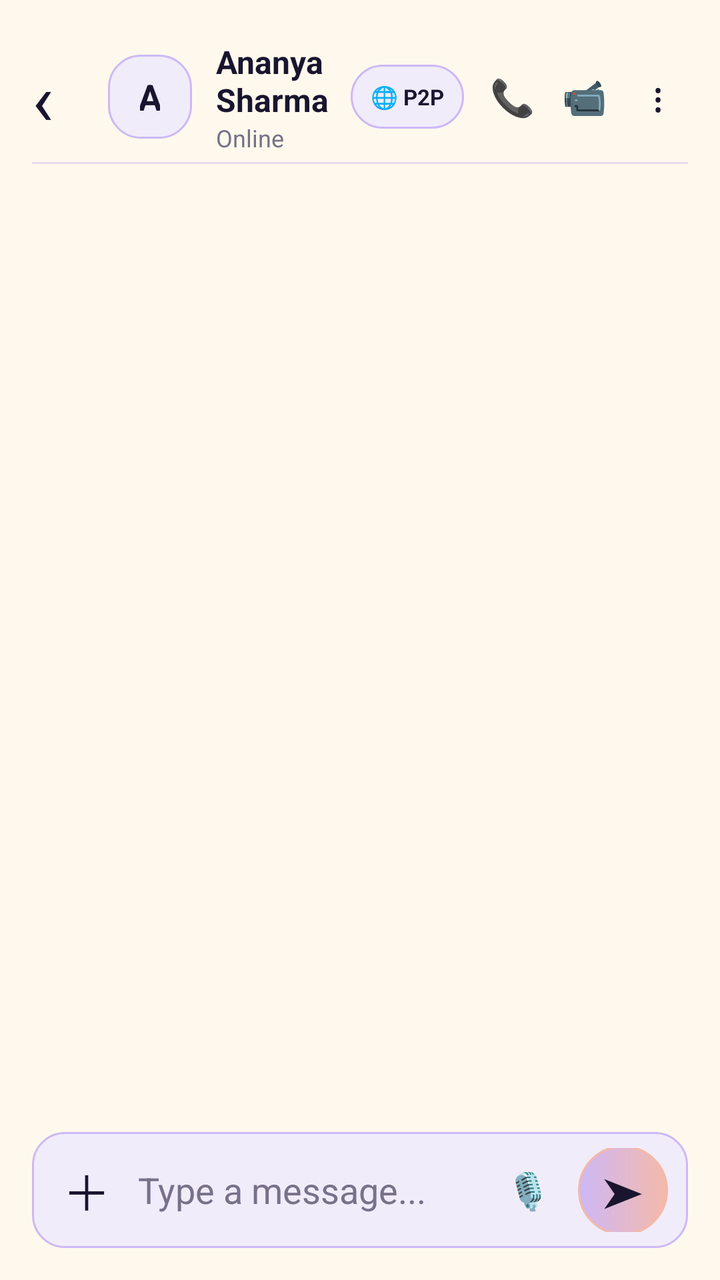
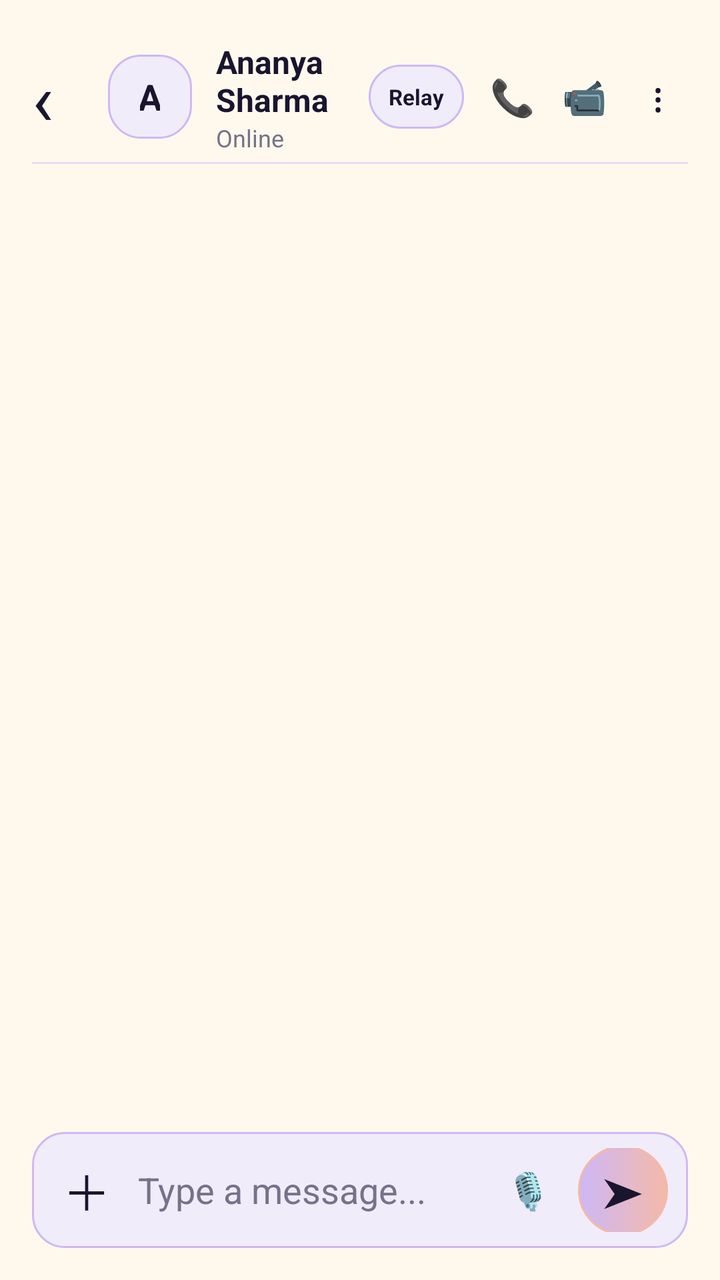

Before-and-after screenshots of an Android layout around one commit, followed by the original layout XML and the change that was made.
<!-- AndroidManifest.xml: application theme Theme.LumaChat -->
<!-- res/layout/activity_chat.xml -->
<?xml version="1.0" encoding="utf-8"?>
<LinearLayout xmlns:android="http://schemas.android.com/apk/res/android"
    android:layout_width="match_parent"
    android:layout_height="match_parent"
    android:orientation="vertical"
    android:background="@color/background"
    android:padding="16dp">

    
    <LinearLayout
        android:layout_width="match_parent"
        android:layout_height="65dp"
        android:gravity="center_vertical"
        android:orientation="horizontal">

        <TextView
            android:id="@+id/btnBackChat"
            android:layout_width="38dp"
            android:layout_height="wrap_content"
            android:text="‹"
            android:textSize="36sp"
            android:textColor="@color/midnight_navy"
            android:clickable="true"
            android:focusable="true" />

        <TextView
            android:id="@+id/tvChatAvatar"
            android:layout_width="42dp"
            android:layout_height="42dp"
            android:gravity="center"
            android:text="A"
            android:textSize="18sp"
            android:textStyle="bold"
            android:textColor="@color/midnight_navy"
            android:background="@drawable/input_field" />

        <LinearLayout
            android:layout_width="0dp"
            android:layout_height="wrap_content"
            android:layout_weight="1"
            android:orientation="vertical"
            android:paddingStart="12dp">

            <TextView
                android:id="@+id/tvChatName"
                android:layout_width="wrap_content"
                android:layout_height="wrap_content"
                android:text="Ananya Sharma"
                android:textColor="@color/text_primary"
                android:textStyle="bold"
                android:textSize="16sp" />

            <TextView
                android:id="@+id/tvChatStatus"
                android:layout_width="wrap_content"
                android:layout_height="wrap_content"
                android:text="Online"
                android:textColor="@color/text_secondary"
                android:textSize="12sp" />
        </LinearLayout>

        
        <TextView
            android:id="@+id/btnLiveP2P"
            android:layout_width="wrap_content"
            android:layout_height="32dp"
            android:gravity="center"
            android:paddingHorizontal="10dp"
            android:text="🌐 P2P"
            android:textSize="11sp"
            android:textStyle="bold"
            android:textColor="@color/midnight_navy"
            android:background="@drawable/input_field"
            android:clickable="true"
            android:focusable="true"
            android:layout_marginEnd="6dp" />

        <TextView
            android:id="@+id/btnCallChat"
            android:layout_width="36dp"
            android:layout_height="36dp"
            android:gravity="center"
            android:text="📞"
            android:textSize="18sp"
            android:textColor="@color/midnight_navy"
            android:clickable="true"
            android:focusable="true" />

        <TextView
            android:id="@+id/btnVideoCallChat"
            android:layout_width="36dp"
            android:layout_height="36dp"
            android:gravity="center"
            android:text="📹"
            android:textSize="18sp"
            android:textColor="@color/midnight_navy"
            android:clickable="true"
            android:focusable="true"
            android:layout_marginEnd="4dp" />

        <TextView
            android:id="@+id/btnMenuChat"
            android:layout_width="30dp"
            android:layout_height="38dp"
            android:gravity="center"
            android:text="⋮"
            android:textSize="20sp"
            android:textColor="@color/midnight_navy"
            android:clickable="true"
            android:focusable="true" />
    </LinearLayout>

    <View
        android:layout_width="match_parent"
        android:layout_height="1dp"
        android:background="@color/border_color" />

    
    <ScrollView
        android:id="@+id/chatScroll"
        android:layout_width="match_parent"
        android:layout_height="0dp"
        android:layout_weight="1"
        android:fillViewport="true">

        <LinearLayout
            android:id="@+id/messageContainer"
            android:layout_width="match_parent"
            android:layout_height="wrap_content"
            android:orientation="vertical"
            android:paddingTop="18dp"
            android:paddingBottom="18dp" />
    </ScrollView>

    
    <LinearLayout
        android:id="@+id/replyPreviewLayout"
        android:layout_width="match_parent"
        android:layout_height="wrap_content"
        android:orientation="horizontal"
        android:gravity="center_vertical"
        android:padding="10dp"
        android:background="@drawable/input_field"
        android:layout_marginBottom="8dp"
        android:visibility="gone">

        <View
            android:layout_width="4dp"
            android:layout_height="match_parent"
            android:background="@color/lavender" />

        <LinearLayout
            android:layout_width="0dp"
            android:layout_height="wrap_content"
            android:layout_weight="1"
            android:orientation="vertical"
            android:paddingStart="10dp">

            <TextView
                android:id="@+id/tvReplyPreviewTitle"
                android:layout_width="wrap_content"
                android:layout_height="wrap_content"
                android:text="Replying to Message"
                android:textSize="11sp"
                android:textStyle="bold"
                android:textColor="@color/midnight_navy" />

            <TextView
                android:id="@+id/tvReplyPreviewText"
                android:layout_width="wrap_content"
                android:layout_height="wrap_content"
                android:text="Message snippet..."
                android:textSize="12sp"
                android:textColor="@color/text_secondary"
                android:maxLines="1"
                android:ellipsize="end" />
        </LinearLayout>

        <TextView
            android:id="@+id/btnCancelReply"
            android:layout_width="32dp"
            android:layout_height="32dp"
            android:gravity="center"
            android:text="✕"
            android:textSize="16sp"
            android:textColor="@color/text_secondary"
            android:clickable="true"
            android:focusable="true" />
    </LinearLayout>

    
    <LinearLayout
        android:layout_width="match_parent"
        android:layout_height="58dp"
        android:gravity="center_vertical"
        android:orientation="horizontal"
        android:background="@drawable/input_field"
        android:paddingHorizontal="10dp">

        <TextView
            android:id="@+id/btnAttach"
            android:layout_width="35dp"
            android:layout_height="wrap_content"
            android:text="＋"
            android:textSize="24sp"
            android:textColor="@color/midnight_navy"
            android:gravity="center"
            android:clickable="true"
            android:focusable="true" />

        <EditText
            android:id="@+id/etMessage"
            android:layout_width="0dp"
            android:layout_height="match_parent"
            android:layout_weight="1"
            android:background="@android:color/transparent"
            android:hint="Type a message..."
            android:textColor="@color/text_primary"
            android:textColorHint="@color/text_secondary"
            android:singleLine="true"
            android:paddingStart="8dp" />

        <TextView
            android:id="@+id/btnVoiceNote"
            android:layout_width="38dp"
            android:layout_height="38dp"
            android:gravity="center"
            android:text="🎙️"
            android:textSize="18sp"
            android:layout_marginEnd="6dp"
            android:clickable="true"
            android:focusable="true" />

        <TextView
            android:id="@+id/btnSend"
            android:layout_width="45dp"
            android:layout_height="45dp"
            android:gravity="center"
            android:text="➤"
            android:textSize="21sp"
            android:textColor="@color/midnight_navy"
            android:background="@drawable/button_background"
            android:clickable="true"
            android:focusable="true" />
    </LinearLayout>

</LinearLayout>
<!-- resources referenced by this layout -->
<resources>
  <color name="background">#FFF9ED</color>
  <color name="border_color">#E5DDF0</color>
  <color name="lavender">#CDB8F6</color>
  <color name="midnight_navy">#19152F</color>
  <color name="text_primary">#19152F</color>
  <color name="text_secondary">#77718A</color>
  <!-- drawable button_background (drawable) -->
  <?xml version="1.0" encoding="utf-8"?>
  <shape xmlns:android="http://schemas.android.com/apk/res/android"
      android:shape="rectangle">
  
      <gradient
          android:startColor="@color/lavender"
          android:endColor="@color/soft_peach"
          android:angle="0" />
  
      <corners android:radius="30dp" />
  
      <stroke
          android:width="1dp"
          android:color="@color/soft_peach" />
  
  </shape>
  <!-- drawable input_field (drawable) -->
  <?xml version="1.0" encoding="utf-8"?>
  <shape xmlns:android="http://schemas.android.com/apk/res/android"
      android:shape="rectangle">
  
      <solid android:color="@color/input_background" />
  
      <corners android:radius="16dp" />
  
      <stroke
          android:width="1dp"
          android:color="@color/lavender" />
  
      <padding
          android:left="16dp"
          android:right="16dp"
          android:top="8dp"
          android:bottom="8dp" />
  
  </shape>
  <style name="Theme.LumaChat" parent="Base.Theme.LumaChat" />
  <color name="soft_peach">#F4B9A9</color>
  <color name="input_background">#F1ECFA</color>
  <style name="Base.Theme.LumaChat" parent="Theme.Material3.DayNight.NoActionBar">
          
          
      </style>
</resources>

<!-- the commit's change to res/layout/activity_chat.xml (unified diff, before → after) -->
@@ -66,7 +66,7 @@
             android:layout_height="32dp"
             android:gravity="center"
             android:paddingHorizontal="10dp"
-            android:text="🌐 P2P"
+            android:text="Relay"
             android:textSize="11sp"
             android:textStyle="bold"
             android:textColor="@color/midnight_navy"
